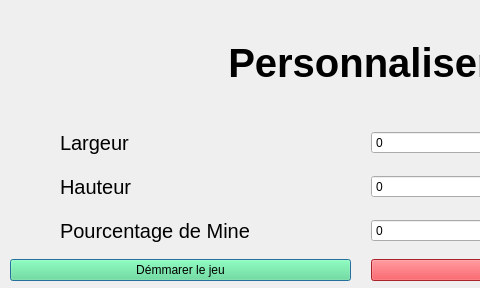
Qt form free_difficulty.ui (chevalierthomas/Demineur) before a commit; both pictures show x 0 to 480 and y 0 to 288 of the 717 by 288 pixel window.
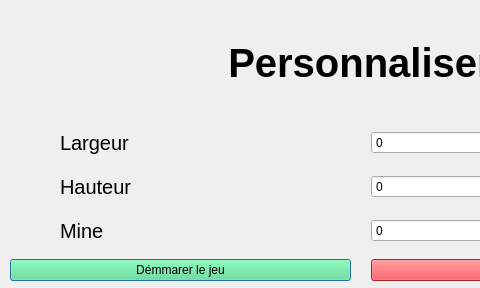
The same form after that commit.

What changed in the file:
```diff
--- a/free_difficulty.ui
+++ b/free_difficulty.ui
@@ -88,7 +88,7 @@
          </font>
         </property>
         <property name="text">
-         <string>Pourcentage de Mine</string>
+         <string>Mine</string>
         </property>
        </widget>
       </item>
```
